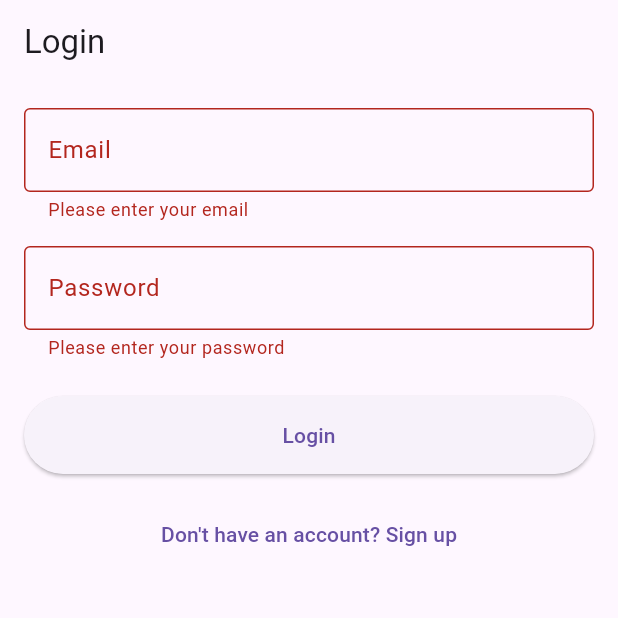
After one commit to Bprathmesh/news-app-flutter, a Flutter app: the screen it shows after launch, after a tap on "Login", on a phone screen of 412 x 824 dp, the top half of it. The commit adds this screen. Run offline on Flutter 3.47's test engine with Material 3 defaults, Android fonts, the phone set to English and light mode, and no system bars; our stand-ins replace cloud_firestore, firebase_auth, firebase_core; accounts and stored records are empty.

Commit message:
Planned basic structure and did firebase auth for it all

```diff
--- a/lib/main.dart
+++ b/lib/main.dart
@@ -1,125 +1,34 @@
 import 'package:flutter/material.dart';
+import 'package:firebase_core/firebase_core.dart';
+import 'package:provider/provider.dart';
+import 'firebase_options.dart';
+import 'screens/login_page.dart';
+import 'providers/auth_provider.dart';
+import 'providers/news_provider.dart';
 
-void main() {
-  runApp(const MyApp());
+void main() async {
+  WidgetsFlutterBinding.ensureInitialized();
+  await Firebase.initializeApp(
+    options: DefaultFirebaseOptions.currentPlatform,
+  );
+  runApp(MyApp());
 }
 
 class MyApp extends StatelessWidget {
-  const MyApp({super.key});
-
-  // This widget is the root of your application.
   @override
   Widget build(BuildContext context) {
-    return MaterialApp(
-      title: 'Flutter Demo',
-      theme: ThemeData(
-        // This is the theme of your application.
-        //
-        // TRY THIS: Try running your application with "flutter run". You'll see
-        // the application has a purple toolbar. Then, without quitting the app,
-        // try changing the seedColor in the colorScheme below to Colors.green
-        // and then invoke "hot reload" (save your changes or press the "hot
-        // reload" button in a Flutter-supported IDE, or press "r" if you used
-        // the command line to start the app).
-        //
-        // Notice that the counter didn't reset back to zero; the application
-        // state is not lost during the reload. To reset the state, use hot
-        // restart instead.
-        //
-        // This works for code too, not just values: Most code changes can be
-        // tested with just a hot reload.
-        colorScheme: ColorScheme.fromSeed(seedColor: Colors.deepPurple),
-        useMaterial3: true,
+    return MultiProvider(
+      providers: [
+        ChangeNotifierProvider(create: (_) => AuthProvider()),
+        ChangeNotifierProvider(create: (_) => NewsProvider()),
+      ],
+      child: MaterialApp(
+        title: 'News App',
+        theme: ThemeData(
+          primarySwatch: Colors.blue,
+        ),
+        home: LoginPage(),
       ),
-      home: const MyHomePage(title: 'Flutter Demo Home Page'),
     );
   }
 }
-
-class MyHomePage extends StatefulWidget {
-  const MyHomePage({super.key, required this.title});
-
-  // This widget is the home page of your application. It is stateful, meaning
-  // that it has a State object (defined below) that contains fields that affect
-  // how it looks.
-
-  // This class is the configuration for the state. It holds the values (in this
-  // case the title) provided by the parent (in this case the App widget) and
-  // used by the build method of the State. Fields in a Widget subclass are
-  // always marked "final".
-
-  final String title;
-
-  @override
-  State<MyHomePage> createState() => _MyHomePageState();
-}
-
-class _MyHomePageState extends State<MyHomePage> {
-  int _counter = 0;
-
-  void _incrementCounter() {
-    setState(() {
-      // This call to setState tells the Flutter framework that something has
-      // changed in this State, which causes it to rerun the build method below
-      // so that the display can reflect the updated values. If we changed
-      // _counter without calling setState(), then the build method would not be
-      // called again, and so nothing would appear to happen.
-      _counter++;
-    });
-  }
-
-  @override
-  Widget build(BuildContext context) {
-    // This method is rerun every time setState is called, for instance as done
-    // by the _incrementCounter method above.
-    //
-    // The Flutter framework has been optimized to make rerunning build methods
-    // fast, so that you can just rebuild anything that needs updating rather
-    // than having to individually change instances of widgets.
-    return Scaffold(
-      appBar: AppBar(
-        // TRY THIS: Try changing the color here to a specific color (to
-        // Colors.amber, perhaps?) and trigger a hot reload to see the AppBar
-        // change color while the other colors stay the same.
-        backgroundColor: Theme.of(context).colorScheme.inversePrimary,
-        // Here we take the value from the MyHomePage object that was created by
-        // the App.build method, and use it to set our appbar title.
-        title: Text(widget.title),
-      ),
-      body: Center(
-        // Center is a layout widget. It takes a single child and positions it
-        // in the middle of the parent.
-        child: Column(
-          // Column is also a layout widget. It takes a list of children and
-          // arranges them vertically. By default, it sizes itself to fit its
-          // children horizontally, and tries to be as tall as its parent.
-          //
-          // Column has various properties to control how it sizes itself and
-          // how it positions its children. Here we use mainAxisAlignment to
-          // center the children vertically; the main axis here is the vertical
-          // axis because Columns are vertical (the cross axis would be
-          // horizontal).
-          //
-          // TRY THIS: Invoke "debug painting" (choose the "Toggle Debug Paint"
-          // action in the IDE, or press "p" in the console), to see the
-          // wireframe for each widget.
-          mainAxisAlignment: MainAxisAlignment.center,
-          children: <Widget>[
-            const Text(
-              'You have pushed the button this many times:',
-            ),
-            Text(
-              '$_counter',
-              style: Theme.of(context).textTheme.headlineMedium,
-            ),
-          ],
-        ),
-      ),
-      floatingActionButton: FloatingActionButton(
-        onPressed: _incrementCounter,
-        tooltip: 'Increment',
-        child: const Icon(Icons.add),
-      ), // This trailing comma makes auto-formatting nicer for build methods.
-    );
-  }
-}
--- /dev/null
+++ b/lib/models/user_model.dart
@@ -0,0 +1,31 @@
+import 'package:cloud_firestore/cloud_firestore.dart';
+class AppUser {  // Changed from User to AppUser
+  final String id;
+  final String name;
+  final String email;
+  final DateTime createdAt;
+  AppUser({
+    required this.id,
+    required this.name,
+    required this.email,
+    required this.createdAt,
+  });
+  // Create an AppUser instance from a Firestore document
+  factory AppUser.fromDocument(DocumentSnapshot doc) {
+    final data = doc.data() as Map<String, dynamic>;
+    return AppUser(
+      id: doc.id,
+      name: data['name'] ?? '',
+      email: data['email'] ?? '',
+      createdAt: (data['createdAt'] as Timestamp).toDate(),
+    );
+  }
+  // Convert AppUser instance to a Map for Firestore
+  Map<String, dynamic> toMap() {
+    return {
+      'name': name,
+      'email': email,
+      'createdAt': Timestamp.fromDate(createdAt),
+    };
+  }
+}
--- /dev/null
+++ b/lib/providers/auth_provider.dart
@@ -0,0 +1,77 @@
+import 'package:flutter/foundation.dart';
+import 'package:firebase_auth/firebase_auth.dart';
+import 'package:cloud_firestore/cloud_firestore.dart';
+import '../models/user_model.dart';
+
+class AuthProvider with ChangeNotifier {
+  AppUser? _user;
+  bool _isLoading = false;
+
+  AppUser? get user => _user;
+  bool get isLoading => _isLoading;
+
+  Future<void> login(String email, String password) async {
+    _isLoading = true;
+    notifyListeners();
+
+    try {
+      UserCredential userCredential = await FirebaseAuth.instance.signInWithEmailAndPassword(
+        email: email,
+        password: password,
+      );
+
+      DocumentSnapshot userDoc = await FirebaseFirestore.instance
+          .collection('users')
+          .doc(userCredential.user!.uid)
+          .get();
+
+      if (userDoc.exists) {
+        _user = AppUser.fromDocument(userDoc);
+      }
+    } catch (e) {
+      print('Error during login: $e');
+      rethrow;
+    } finally {
+      _isLoading = false;
+      notifyListeners();
+    }
+  }
+
+  Future<void> signUp(String name, String email, String password) async {
+    _isLoading = true;
+    notifyListeners();
+
+    try {
+      UserCredential userCredential = await FirebaseAuth.instance.createUserWithEmailAndPassword(
+        email: email,
+        password: password,
+      );
+
+      AppUser newUser = AppUser(
+        id: userCredential.user!.uid,
+        name: name,
+        email: email,
+        createdAt: DateTime.now(),
+      );
+
+      await FirebaseFirestore.instance
+          .collection('users')
+          .doc(userCredential.user!.uid)
+          .set(newUser.toMap());
+
+      _user = newUser;
+    } catch (e) {
+      print('Error during sign up: $e');
+      rethrow;
+    } finally {
+      _isLoading = false;
+      notifyListeners();
+    }
+  }
+
+  Future<void> signOut() async {
+    await FirebaseAuth.instance.signOut();
+    _user = null;
+    notifyListeners();
+  }
+}
--- /dev/null
+++ b/lib/providers/news_provider.dart
@@ -0,0 +1,56 @@
+import 'package:flutter/foundation.dart';
+import '../models/news_article.dart';
+import '../services/news_service.dart';
+
+class NewsProvider with ChangeNotifier {
+  final NewsService _newsService = NewsService();
+  List<NewsArticle> _articles = [];
+  String _selectedCategory = '';
+  String _searchQuery = '';
+  bool _isLoading = false;
+  int _currentPage = 1;
+
+  List<NewsArticle> get articles => _articles;
+  String get selectedCategory => _selectedCategory;
+  String get searchQuery => _searchQuery;
+  bool get isLoading => _isLoading;
+
+  Future<void> fetchNews({bool refresh = false}) async {
+    if (refresh) {
+      _currentPage = 1;
+      _articles.clear();
+    }
+
+    _isLoading = true;
+    notifyListeners();
+
+    try {
+      final newArticles = await _newsService.getNews(
+        category: _selectedCategory,
+        query: _searchQuery,
+        page: _currentPage,
+      );
+      _articles.addAll(newArticles);
+      _currentPage++;
+    } catch (e) {
+      print('Error fetching news: $e');
+    } finally {
+      _isLoading = false;
+      notifyListeners();
+    }
+  }
+
+  void setCategory(String category) {
+    _selectedCategory = category;
+    _articles.clear();
+    _currentPage = 1;
+    fetchNews();
+  }
+
+  void setSearchQuery(String query) {
+    _searchQuery = query;
+    _articles.clear();
+    _currentPage = 1;
+    fetchNews();
+  }
+}
--- /dev/null
+++ b/lib/screens/login_page.dart
@@ -0,0 +1,140 @@
+import 'package:flutter/material.dart';
+import 'package:firebase_auth/firebase_auth.dart';
+import 'package:cloud_firestore/cloud_firestore.dart';
+import '../models/user_model.dart';
+import 'signup_page.dart';
+import 'home_page.dart';
+class LoginPage extends StatefulWidget {
+  const LoginPage({super.key});
+  @override
+  _LoginPageState createState() => _LoginPageState();
+}
+class _LoginPageState extends State<LoginPage> {
+  final _formKey = GlobalKey<FormState>();
+  final _emailController = TextEditingController();
+  final _passwordController = TextEditingController();
+  bool _isLoading = false;
+  Future<void> _login() async {
+    if (_formKey.currentState!.validate()) {
+      setState(() {
+        _isLoading = true;
+      });
+      try {
+        // Attempt to sign in with Firebase Auth
+        UserCredential userCredential = await FirebaseAuth.instance.signInWithEmailAndPassword(
+          email: _emailController.text.trim(),
+          password: _passwordController.text,
+        );
+        // Fetch user data from Firestore
+        DocumentSnapshot userDoc = await FirebaseFirestore.instance
+            .collection('users')
+            .doc(userCredential.user!.uid)
+            .get();
+        if (userDoc.exists) {
+          AppUser appUser = AppUser.fromDocument(userDoc);
+          Navigator.of(context).pushReplacement(
+            MaterialPageRoute(builder: (context) => HomePage(user: appUser)),
+          );
+        } else {
+          ScaffoldMessenger.of(context).showSnackBar(
+            const SnackBar(content: Text('User data not found. Please contact support.')),
+          );
+        }
+      } on FirebaseAuthException catch (e) {
+        String errorMessage;
+        switch (e.code) {
+          case 'user-not-found':
+            errorMessage = 'No user found for that email.';
+            break;
+          case 'wrong-password':
+            errorMessage = 'Wrong password provided for that user.';
+            break;
+          default:
+            errorMessage = 'An error occurred. Please try again.';
+        }
+        ScaffoldMessenger.of(context).showSnackBar(
+          SnackBar(content: Text(errorMessage)),
+        );
+      } catch (e) {
+        print('Error during login: $e');
+        ScaffoldMessenger.of(context).showSnackBar(
+          const SnackBar(content: Text('An unexpected error occurred. Please try again.')),
+        );
+      } finally {
+        setState(() {
+          _isLoading = false;
+        });
+      }
+    }
+  }
+  @override
+  Widget build(BuildContext context) {
+    return Scaffold(
+      appBar: AppBar(
+        title: const Text('Login'),
+      ),
+      body: Padding(
+        padding: const EdgeInsets.all(16.0),
+        child: Form(
+          key: _formKey,
+          child: Column(
+            crossAxisAlignment: CrossAxisAlignment.stretch,
+            children: [
+              TextFormField(
+                controller: _emailController,
+                decoration: const InputDecoration(
+                  labelText: 'Email',
+                  border: OutlineInputBorder(),
+                ),
+                validator: (value) {
+                  if (value == null || value.isEmpty) {
+                    return 'Please enter your email';
+                  }
+                  if (!RegExp(r'^[\w-\.]+@([\w-]+\.)+[\w-]{2,4}$').hasMatch(value)) {
+                    return 'Please enter a valid email';
+                  }
+                  return null;
+                },
+              ),
+              const SizedBox(height: 16),
+              TextFormField(
+                controller: _passwordController,
+                decoration: const InputDecoration(
+                  labelText: 'Password',
+                  border: OutlineInputBorder(),
+                ),
+                obscureText: true,
+                validator: (value) {
+                  if (value == null || value.isEmpty) {
+                    return 'Please enter your password';
+                  }
+                  return null;
+                },
+              ),
+              const SizedBox(height: 24),
+              ElevatedButton(
+                onPressed: _isLoading ? null : _login,
+                style: ElevatedButton.styleFrom(
+                  padding: const EdgeInsets.symmetric(vertical: 16),
+                ),
+                child: _isLoading
+                    ? const CircularProgressIndicator(color: Colors.white)
+                    : const Text('Login'),
+              ),
+              const SizedBox(height: 16),
+              TextButton(
+                onPressed: () {
+                  Navigator.push(
+                    context,
+                    MaterialPageRoute(builder: (context) => const SignUpPage()),
+                  );
+                },
+                child: const Text('Don\'t have an account? Sign up'),
+              ),
+            ],
+          ),
+        ),
+      ),
+    );
+  }
+}
--- a/pubspec.yaml
+++ b/pubspec.yaml
@@ -35,6 +35,12 @@ dependencies:
   # The following adds the Cupertino Icons font to your application.
   # Use with the CupertinoIcons class for iOS style icons.
   cupertino_icons: ^1.0.8
+  firebase_core: ^3.6.0
+  cloud_firestore: ^5.4.4
+  firebase_auth: ^5.3.1
+  provider: ^6.1.2
+  http: ^1.2.2
+  url_launcher: ^6.3.1
 
 dev_dependencies:
   flutter_test:
```
Also changed, not shown: lib/screens/home_page.dart (added, +41 -0 lines), lib/screens/signup_page.dart (added, +151 -0 lines), firebase.json (added), lib/firebase_options.dart (added), lib/models/news_model.dart (added), lib/services/news_service.dart (added), lib/widgets/category_filter.dart (added), lib/widgets/news_list_item.dart (added), lib/widgets/search_bar.dart (added), pubspec.lock, 14 other files.
